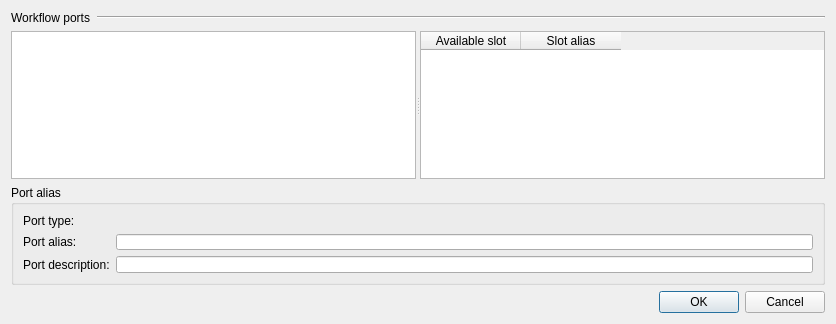
The window that src/plugins/workflow_designer/src/ui/PortAliasesConfigurationDialog.ui (violethaze74/ugene) describes before a commit, drawn with Qt 5.
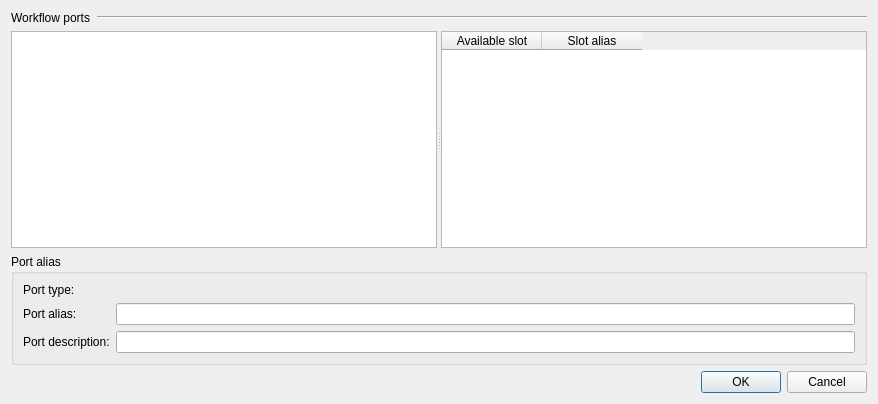
The same window after the commit.

Commit message: "Port and slots aliases" layout fix

Patch:
```diff
--- a/src/plugins/workflow_designer/src/ui/PortAliasesConfigurationDialog.ui
+++ b/src/plugins/workflow_designer/src/ui/PortAliasesConfigurationDialog.ui
@@ -9,8 +9,8 @@
    <rect>
     <x>0</x>
     <y>0</y>
-    <width>836</width>
-    <height>324</height>
+    <width>878</width>
+    <height>404</height>
    </rect>
   </property>
   <property name="windowTitle">
@@ -19,7 +19,10 @@
   <property name="modal">
    <bool>true</bool>
   </property>
-  <layout class="QVBoxLayout" name="verticalLayout">
+  <layout class="QVBoxLayout" name="verticalLayout" stretch="0,1,0,0">
+   <property name="sizeConstraint">
+    <enum>QLayout::SetMinAndMaxSize</enum>
+   </property>
    <item>
     <layout class="QHBoxLayout" name="horizontalLayout">
      <item>
@@ -79,16 +82,13 @@
    </item>
    <item>
     <widget class="QGroupBox" name="portInfoGroupBox">
-     <property name="maximumSize">
-      <size>
-       <width>16777215</width>
-       <height>100</height>
-      </size>
-     </property>
      <property name="title">
       <string>Port alias</string>
      </property>
      <layout class="QGridLayout" name="gridLayout">
+      <property name="sizeConstraint">
+       <enum>QLayout::SetMinAndMaxSize</enum>
+      </property>
       <item row="0" column="0">
        <widget class="QLabel" name="label">
         <property name="text">
```
